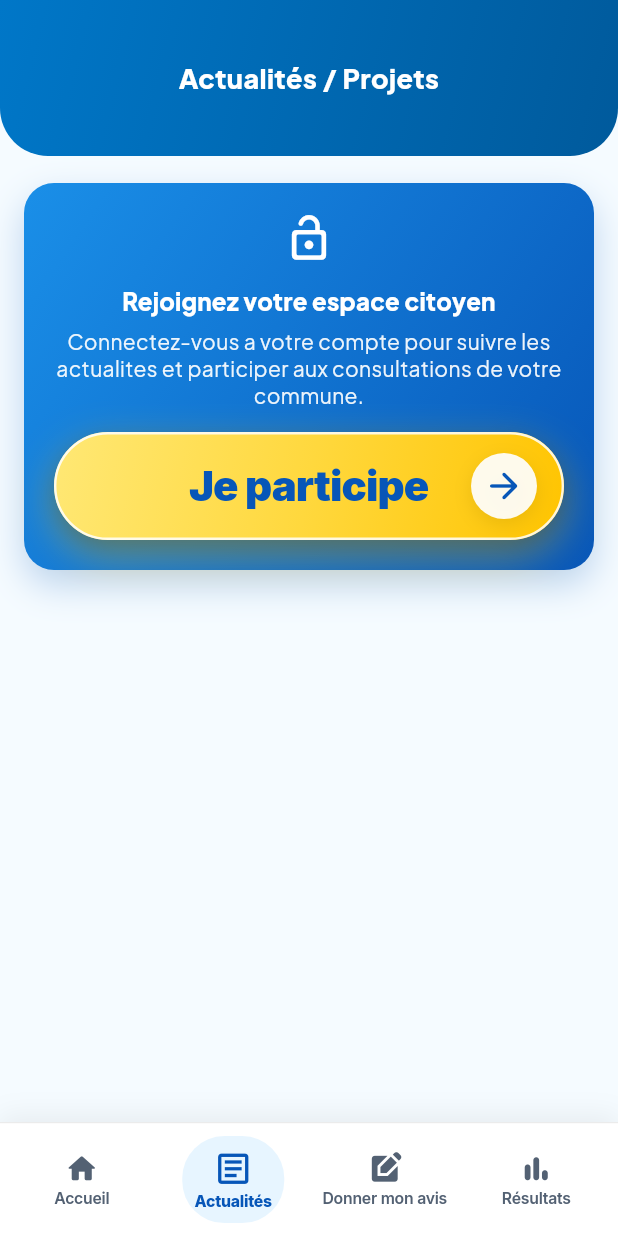
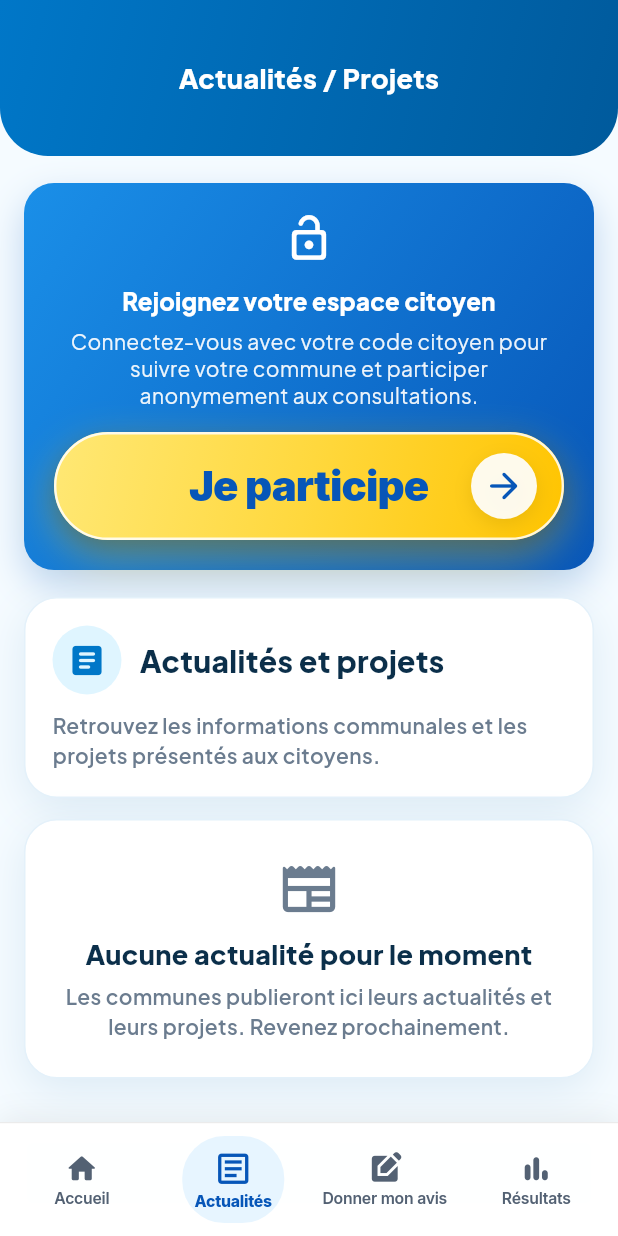
Before and after one commit to stef25fwi/citoyen-peyi, a Flutter app: the PublicNewsPage screen opened by its route, on a phone screen of 412 x 824 dp. Run offline on Flutter 3.47's test engine with Material 3 defaults, Android fonts, the phone set to English and light mode, and no system bars; our stand-ins replace cloud_firestore, firebase_auth, firebase_core, firebase_messaging, fl_chart, flutter_svg and 4 more; missing offline and left inert: dart:html, firebase_app_check; accounts and stored records are empty.

Commit message:
style: uniformise la page publique Actualités

```diff
--- a/flutter_app/lib/pages/public_news_page.dart
+++ b/flutter_app/lib/pages/public_news_page.dart
@@ -1,22 +1,15 @@
 import 'package:cloud_firestore/cloud_firestore.dart';
 import 'package:flutter/material.dart';
-import 'package:flutter/services.dart';
 
 import '../services/citizen_public_access_service.dart';
 import '../services/firestore_data_service.dart';
 import '../theme/citizen_design_tokens.dart';
 import '../widgets/citizen/citizen_bottom_nav.dart';
-import '../widgets/citizen/citizen_header.dart';
 import '../widgets/citizen_connect_invite.dart';
-import '../widgets/debug_log_viewer.dart';
 import '../widgets/public_bottom_nav.dart';
+import '../widgets/public_page_ui.dart';
 import 'public_results_page.dart';
 
-/// Page actualités / projets de la commune.
-///
-/// Lit la collection Firestore `public_news` (champs: title, body, communeName,
-/// publishedAt, link). Si la collection est vide ou indisponible, un empty
-/// state honnête est affiché.
 class PublicNewsPage extends StatefulWidget {
   const PublicNewsPage({super.key});
 
@@ -35,7 +28,7 @@ class _PublicNewsPageState extends State<PublicNewsPage> {
   }
 
   Future<void> _load() async {
-    setState(() => _isLoading = true);
+    if (mounted) setState(() => _isLoading = true);
     final db = FirestoreDataService.instance;
     List<_NewsItem> items = const [];
     if (db != null) {
@@ -60,106 +53,49 @@ class _PublicNewsPageState extends State<PublicNewsPage> {
 
   @override
   Widget build(BuildContext context) {
-    final theme = Theme.of(context);
-    final hasCitizenSession =
-        CitizenPublicAccessService.instance.currentSession != null;
+    final session = CitizenPublicAccessService.instance.currentSession;
+    final connected = session != null;
 
-    return AnnotatedRegion<SystemUiOverlayStyle>(
-      value: const SystemUiOverlayStyle(
-        statusBarColor: Colors.white,
-        statusBarIconBrightness: Brightness.dark,
-        statusBarBrightness: Brightness.light,
-        systemStatusBarContrastEnforced: false,
-      ),
-      child: Scaffold(
-        backgroundColor: Colors.white,
-        body: Center(
-          child: ConstrainedBox(
-            constraints: const BoxConstraints(maxWidth: 430),
-            child: SafeArea(
-              bottom: false,
-              child: ColoredBox(
-                color: CitizenDesignTokens.background,
-                child: Column(
-                  children: [
-                    const CitizenHeader(
+    return PublicPageShell(
       title: 'Actualités / Projets',
-                      trailing: DebugLogButton(label: ''),
-                    ),
-                    Expanded(
-                      child: RefreshIndicator(
-                        color: CitizenDesignTokens.primaryBlue,
-                        onRefresh: _load,
-                        child: ListView(
-                          physics: const BouncingScrollPhysics(),
-                          padding: const EdgeInsets.fromLTRB(16, 18, 16, 24),
-                          children: [
-                            if (!hasCitizenSession)
-                              const CitizenConnectInvite(
-                                message:
-                                    'Connectez-vous a votre compte pour suivre les actualites et participer aux consultations de votre commune.',
-                              )
-                            else ...[
-                              Text(
-                                'Informations communales et projets soumis à consultation.',
-                                style: theme.textTheme.bodyMedium?.copyWith(
-                                  color: const Color(0xFF5A6573),
-                                ),
-                                textAlign: TextAlign.center,
-                              ),
-                              const SizedBox(height: 18),
-                              if (_isLoading)
-                                const Padding(
-                                  padding: EdgeInsets.all(32),
-                                  child: Center(
-                                    child: CircularProgressIndicator(),
-                                  ),
-                                )
-                              else if (_items.isEmpty)
-                                Card(
-                                  child: Padding(
-                                    padding: const EdgeInsets.all(28),
-                                    child: Column(
-                                      children: [
-                                        const Icon(
-                                          Icons.newspaper_rounded,
-                                          size: 42,
-                                          color: Color(0xFF5A6573),
-                                        ),
-                                        const SizedBox(height: 12),
-                                        Text(
-                                          'Aucune actualité pour le moment',
-                                          style: theme.textTheme.titleLarge,
-                                        ),
-                                        const SizedBox(height: 6),
-                                        const Text(
-                                          'Les communes peuvent publier ici leurs actualités et projets soumis à consultation. Revenez bientôt.',
-                                          textAlign: TextAlign.center,
-                                        ),
-                                      ],
-                                    ),
-                                  ),
-                                )
-                              else
-                                for (final item in _items)
-                                  _NewsCard(item: item),
-                            ],
-                          ],
-                        ),
-                      ),
-                    ),
-                  ],
-                ),
-              ),
-            ),
-          ),
-        ),
-        bottomNavigationBar: hasCitizenSession
+      navigationBar: connected
           ? CitizenBottomNav(
               activeTab: CitizenNavTab.news,
               onTabSelected: _onCitizenNav,
             )
           : const PublicBottomNav(currentTab: PublicTab.news),
+      body: RefreshIndicator(
+        color: CitizenDesignTokens.primaryBlue,
+        onRefresh: _load,
+        child: ListView(
+          physics: const BouncingScrollPhysics(),
+          padding: const EdgeInsets.fromLTRB(16, 18, 16, 26),
+          children: [
+            if (!connected)
+              const CitizenConnectInvite(
+                message:
+                    'Connectez-vous avec votre code citoyen pour suivre votre commune et participer anonymement aux consultations.',
+              ),
+            const PublicPageIntro(
+              icon: Icons.article_rounded,
+              title: 'Actualités et projets',
+              description:
+                  'Retrouvez les informations communales et les projets présentés aux citoyens.',
+            ),
+            const SizedBox(height: 14),
+            if (_isLoading)
+              const PublicLoadingState()
+            else if (_items.isEmpty)
+              const PublicEmptyState(
+                icon: Icons.newspaper_rounded,
+                title: 'Aucune actualité pour le moment',
+                message:
+                    'Les communes publieront ici leurs actualités et leurs projets. Revenez prochainement.',
+              )
+            else
+              for (final item in _items) _NewsCard(item: item),
+          ],
+        ),
       ),
     );
   }
@@ -168,7 +104,7 @@ class _PublicNewsPageState extends State<PublicNewsPage> {
     switch (tab) {
       case CitizenNavTab.home:
         Navigator.of(context).pushNamedAndRemoveUntil(
-          '/citizen/welcome',
+          '/citizen/home',
           (route) => route.isFirst,
         );
         break;
@@ -193,48 +129,84 @@ class _NewsCard extends StatelessWidget {
 
   @override
   Widget build(BuildContext context) {
-    final theme = Theme.of(context);
-    return Padding(
-      padding: const EdgeInsets.only(bottom: 12),
-      child: Card(
-        child: Padding(
-          padding: const EdgeInsets.all(20),
+    return Container(
+      width: double.infinity,
+      margin: const EdgeInsets.only(bottom: 12),
+      padding: const EdgeInsets.all(18),
+      decoration: CitizenDesignTokens.cardDecoration,
       child: Column(
-            crossAxisAlignment: CrossAxisAlignment.stretch,
+        crossAxisAlignment: CrossAxisAlignment.start,
         children: [
-              if (item.communeName.isNotEmpty)
+          Row(
+            crossAxisAlignment: CrossAxisAlignment.start,
+            children: [
+              Container(
+                width: 44,
+                height: 44,
+                decoration: const BoxDecoration(
+                  color: CitizenDesignTokens.skyBlue,
+                  shape: BoxShape.circle,
+                ),
+                child: const Icon(
+                  Icons.article_outlined,
+                  color: CitizenDesignTokens.primaryBlue,
+                  size: 24,
+                ),
+              ),
+              const SizedBox(width: 12),
+              Expanded(
+                child: Column(
+                  crossAxisAlignment: CrossAxisAlignment.start,
+                  children: [
                     Text(
-                  item.communeName.toUpperCase(),
-                  textAlign: TextAlign.center,
-                  style: theme.textTheme.labelSmall
-                      ?.copyWith(color: const Color(0xFF5A6573)),
+                      item.title,
+                      style: const TextStyle(
+                        color: CitizenDesignTokens.textDark,
+                        fontSize: 16,
+                        height: 1.25,
+                        fontWeight: FontWeight.w900,
                       ),
+                    ),
+                    if (item.communeName.isNotEmpty) ...[
                       const SizedBox(height: 4),
                       Text(
-                item.title,
-                textAlign: TextAlign.center,
-                style: theme.textTheme.titleLarge,
+                        item.communeName,
+                        style: const TextStyle(
+                          color: CitizenDesignTokens.textMuted,
+                          fontSize: 13,
+                          fontWeight: FontWeight.w700,
+                        ),
+                      ),
+                    ],
+                  ],
+                ),
+              ),
+            ],
           ),
           if (item.publishedAt.isNotEmpty) ...[
-                const SizedBox(height: 4),
+            const SizedBox(height: 10),
             Text(
               item.publishedAt,
-                  textAlign: TextAlign.center,
-                  style: theme.textTheme.bodySmall
-                      ?.copyWith(color: const Color(0xFF5A6573)),
+              style: const TextStyle(
+                color: CitizenDesignTokens.textMuted,
+                fontSize: 12.5,
+                fontWeight: FontWeight.w600,
+              ),
             ),
           ],
           if (item.body.isNotEmpty) ...[
             const SizedBox(height: 10),
             Text(
               item.body,
-                  textAlign: TextAlign.center,
-                  style: theme.textTheme.bodyLarge,
+              style: const TextStyle(
+                color: CitizenDesignTokens.textDark,
+                fontSize: 14,
+                height: 1.4,
+                fontWeight: FontWeight.w500,
+              ),
             ),
           ],
         ],
-          ),
-        ),
       ),
     );
   }
```
Lines whose indentation alone changed are shown as unchanged.
